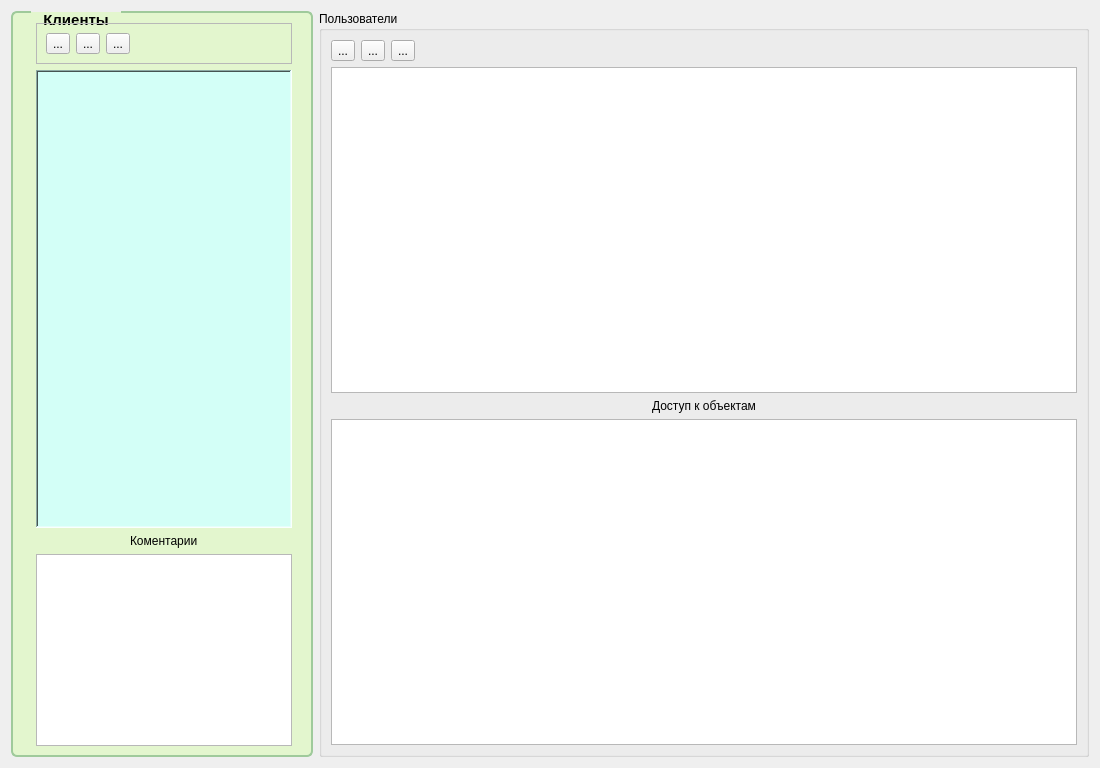
Before: the Qt Designer form MPosWebAdmin/Clients/clientsdialog.ui in rust3128/MposWebServer, drawn with Qt 5.
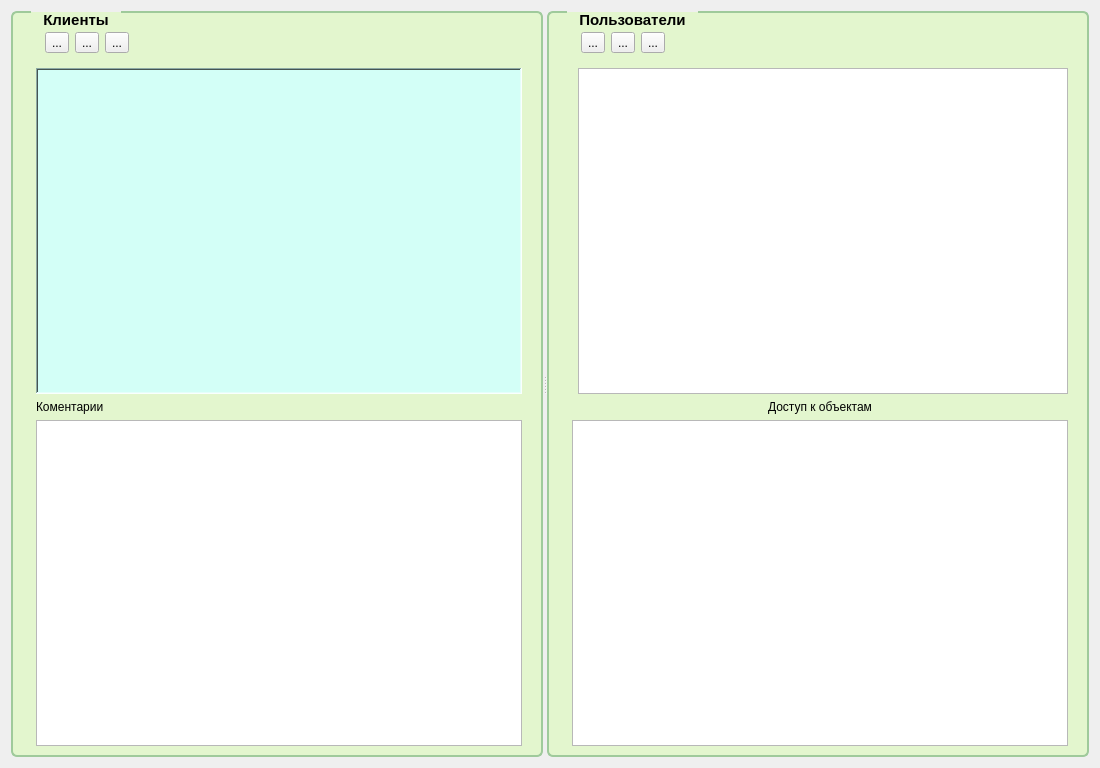
After: the same form once the commit is applied. Icons and pictures are not drawn.

```diff
--- a/MPosWebAdmin/Clients/clientsdialog.ui
+++ b/MPosWebAdmin/Clients/clientsdialog.ui
@@ -13,8 +13,12 @@
   <property name="windowTitle">
    <string>Dialog</string>
   </property>
-  <layout class="QGridLayout" name="gridLayout_4" columnstretch="0,1">
-   <item row="0" column="0" rowspan="2">
+  <layout class="QGridLayout" name="gridLayout_3">
+   <item row="0" column="0">
+    <widget class="QSplitter" name="splitter">
+     <property name="orientation">
+      <enum>Qt::Horizontal</enum>
+     </property>
     <widget class="QGroupBox" name="groupBoxClients">
      <property name="styleSheet">
       <string notr="true">QGroupBox
@@ -46,83 +50,7 @@
      <property name="flat">
       <bool>false</bool>
      </property>
-     <layout class="QGridLayout" name="gridLayout_3" rowstretch="0,1,0,0">
-      <item row="0" column="0">
-       <widget class="QFrame" name="frame">
-        <property name="frameShape">
-         <enum>QFrame::StyledPanel</enum>
-        </property>
-        <property name="frameShadow">
-         <enum>QFrame::Raised</enum>
-        </property>
         <layout class="QGridLayout" name="gridLayout">
-         <item row="0" column="2">
-          <widget class="QToolButton" name="toolButtonClientDel">
-           <property name="text">
-            <string>...</string>
-           </property>
-           <property name="icon">
-            <iconset resource="../resource.qrc">
-             <normaloff>:/Images/delete.png</normaloff>:/Images/delete.png</iconset>
-           </property>
-           <property name="iconSize">
-            <size>
-             <width>32</width>
-             <height>32</height>
-            </size>
-           </property>
-          </widget>
-         </item>
-         <item row="0" column="1">
-          <widget class="QToolButton" name="toolButtonClientEdit">
-           <property name="text">
-            <string>...</string>
-           </property>
-           <property name="icon">
-            <iconset resource="../resource.qrc">
-             <normaloff>:/Images/edit.png</normaloff>:/Images/edit.png</iconset>
-           </property>
-           <property name="iconSize">
-            <size>
-             <width>32</width>
-             <height>32</height>
-            </size>
-           </property>
-          </widget>
-         </item>
-         <item row="0" column="0">
-          <widget class="QToolButton" name="toolButtonClientAdd">
-           <property name="text">
-            <string>...</string>
-           </property>
-           <property name="icon">
-            <iconset resource="../resource.qrc">
-             <normaloff>:/Images/add.png</normaloff>:/Images/add.png</iconset>
-           </property>
-           <property name="iconSize">
-            <size>
-             <width>32</width>
-             <height>32</height>
-            </size>
-           </property>
-          </widget>
-         </item>
-         <item row="0" column="3">
-          <spacer name="horizontalSpacer">
-           <property name="orientation">
-            <enum>Qt::Horizontal</enum>
-           </property>
-           <property name="sizeHint" stdset="0">
-            <size>
-             <width>40</width>
-             <height>20</height>
-            </size>
-           </property>
-          </spacer>
-         </item>
-        </layout>
-       </widget>
-      </item>
       <item row="1" column="0">
        <widget class="QListView" name="listViewClients">
         <property name="styleSheet">
@@ -148,7 +76,7 @@
         </property>
        </widget>
       </item>
-      <item row="2" column="0" alignment="Qt::AlignHCenter">
+       <item row="2" column="0">
        <widget class="QLabel" name="label_2">
         <property name="frameShape">
          <enum>QFrame::NoFrame</enum>
@@ -172,11 +100,103 @@
         </property>
        </widget>
       </item>
+       <item row="0" column="0">
+        <widget class="QFrame" name="toolBarClients">
+         <layout class="QHBoxLayout" name="horizontalLayout_2">
+          <item>
+           <widget class="QToolButton" name="toolButtonClientAdd">
+            <property name="text">
+             <string>...</string>
+            </property>
+            <property name="icon">
+             <iconset resource="../resource.qrc">
+              <normaloff>:/Images/add.png</normaloff>:/Images/add.png</iconset>
+            </property>
+            <property name="iconSize">
+             <size>
+              <width>32</width>
+              <height>32</height>
+             </size>
+            </property>
+           </widget>
+          </item>
+          <item>
+           <widget class="QToolButton" name="toolButtonClientEdit">
+            <property name="text">
+             <string>...</string>
+            </property>
+            <property name="icon">
+             <iconset resource="../resource.qrc">
+              <normaloff>:/Images/edit.png</normaloff>:/Images/edit.png</iconset>
+            </property>
+            <property name="iconSize">
+             <size>
+              <width>32</width>
+              <height>32</height>
+             </size>
+            </property>
+           </widget>
+          </item>
+          <item>
+           <widget class="QToolButton" name="toolButtonClientDel">
+            <property name="text">
+             <string>...</string>
+            </property>
+            <property name="icon">
+             <iconset resource="../resource.qrc">
+              <normaloff>:/Images/delete.png</normaloff>:/Images/delete.png</iconset>
+            </property>
+            <property name="iconSize">
+             <size>
+              <width>32</width>
+              <height>32</height>
+             </size>
+            </property>
+           </widget>
+          </item>
+          <item>
+           <spacer name="horizontalSpacer">
+            <property name="orientation">
+             <enum>Qt::Horizontal</enum>
+            </property>
+            <property name="sizeHint" stdset="0">
+             <size>
+              <width>40</width>
+              <height>20</height>
+             </size>
+            </property>
+           </spacer>
+          </item>
      </layout>
     </widget>
    </item>
-   <item row="0" column="1" rowspan="2">
-    <widget class="QGroupBox" name="groupBox">
+      </layout>
+     </widget>
+     <widget class="QGroupBox" name="groupBoxUsers">
+      <property name="styleSheet">
+       <string notr="true">QGroupBox
+{
+   border:2px solid #9FCA9B;
+   border-radius: 6px;
+   background-color:#E3F6CE;
+   padding-top: 1px;
+   padding-left: 14px;
+   padding-right: 10px;
+   padding-bottom: 0px;
+   font-weight: bold;
+   font-size: 15px;
+ 
+  /* !!!!!!!!!!!!!!!!!! */
+   margin-top: 3ex; /* предусмотрим место для заголовка!!!  */
+}
+ 
+QGroupBox::title {
+    subcontrol-origin: margin;
+    subcontrol-position: top left;
+    left: 20px;
+   padding: 0 10px;
+}</string>
+      </property>
      <property name="title">
       <string>Пользователи</string>
      </property>
@@ -184,13 +204,24 @@
       <bool>false</bool>
      </property>
      <layout class="QGridLayout" name="gridLayout_2">
-      <item row="1" column="0" colspan="2">
-       <widget class="QTableView" name="tableView"/>
+       <item row="2" column="0" colspan="2" alignment="Qt::AlignHCenter">
+        <widget class="QLabel" name="label">
+         <property name="text">
+          <string>Доступ к объектам</string>
+         </property>
+        </widget>
       </item>
       <item row="3" column="0" colspan="2">
        <widget class="QTableView" name="tableView_2"/>
       </item>
+       <item row="1" column="1">
+        <widget class="QTableView" name="tableView"/>
+       </item>
       <item row="0" column="0" colspan="2">
+        <widget class="QFrame" name="toolBarUsers">
+         <property name="frameShape">
+          <enum>QFrame::NoFrame</enum>
+         </property>
        <layout class="QHBoxLayout" name="horizontalLayout">
         <item>
          <widget class="QToolButton" name="toolButton_3">
@@ -257,15 +288,10 @@
          </spacer>
         </item>
        </layout>
-      </item>
-      <item row="2" column="0" colspan="2" alignment="Qt::AlignHCenter">
-       <widget class="QLabel" name="label">
-        <property name="text">
-         <string>Доступ к объектам</string>
-        </property>
        </widget>
       </item>
      </layout>
+     </widget>
     </widget>
    </item>
   </layout>
```
Left out of the diff: 6 changed lines with no effect on the pictures. Lines whose indentation alone changed are shown as unchanged.
